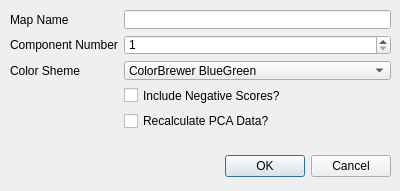
Qt form principalcomponentsdialog.ui (VespucciProject/Vespucci) before a commit.
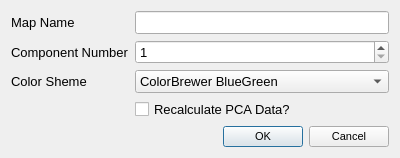
The same form after that commit.

The edit to the form file:
```diff
--- a/principalcomponentsdialog.ui
+++ b/principalcomponentsdialog.ui
@@ -7,41 +7,18 @@
     <x>0</x>
     <y>0</y>
     <width>400</width>
-    <height>191</height>
+    <height>142</height>
    </rect>
   </property>
+  <property name="font">
+   <font>
+    <pointsize>10</pointsize>
+   </font>
+  </property>
   <property name="windowTitle">
-   <string>Dialog</string>
-  </property>
-  <widget class="QDialogButtonBox" name="buttonBox">
-   <property name="geometry">
-    <rect>
-     <x>50</x>
-     <y>150</y>
-     <width>341</width>
-     <height>32</height>
-    </rect>
-   </property>
-   <property name="orientation">
-    <enum>Qt::Horizontal</enum>
-   </property>
-   <property name="standardButtons">
-    <set>QDialogButtonBox::Cancel|QDialogButtonBox::Ok</set>
-   </property>
-  </widget>
-  <widget class="QWidget" name="formLayoutWidget">
-   <property name="geometry">
-    <rect>
-     <x>10</x>
-     <y>10</y>
-     <width>381</width>
-     <height>121</height>
-    </rect>
+   <string>Principal Components Image</string>
    </property>
    <layout class="QFormLayout" name="formLayout">
-    <property name="fieldGrowthPolicy">
-     <enum>QFormLayout::AllNonFixedFieldsGrow</enum>
-    </property>
     <item row="0" column="0">
      <widget class="QLabel" name="label">
       <property name="text">
@@ -76,13 +53,6 @@
       </property>
      </widget>
     </item>
-    <item row="3" column="1">
-     <widget class="QCheckBox" name="checkBox">
-      <property name="text">
-       <string>Include Negative Scores?</string>
-      </property>
-     </widget>
-    </item>
     <item row="2" column="1">
      <widget class="QComboBox" name="gradientComboBox">
       <property name="toolTip">
@@ -288,15 +258,29 @@
       </item>
      </widget>
     </item>
-    <item row="4" column="1">
+   <item row="3" column="1">
      <widget class="QCheckBox" name="recalculateCheckBox">
       <property name="text">
        <string>Recalculate PCA Data?</string>
       </property>
      </widget>
     </item>
-   </layout>
-  </widget>
+   <item row="4" column="1">
+    <widget class="QDialogButtonBox" name="buttonBox">
+     <property name="font">
+      <font>
+       <pointsize>8</pointsize>
+      </font>
+     </property>
+     <property name="orientation">
+      <enum>Qt::Horizontal</enum>
+     </property>
+     <property name="standardButtons">
+      <set>QDialogButtonBox::Cancel|QDialogButtonBox::Ok</set>
+     </property>
+    </widget>
+   </item>
+  </layout>
  </widget>
  <resources/>
  <connections>
```
Lines whose indentation alone changed are shown as unchanged.
